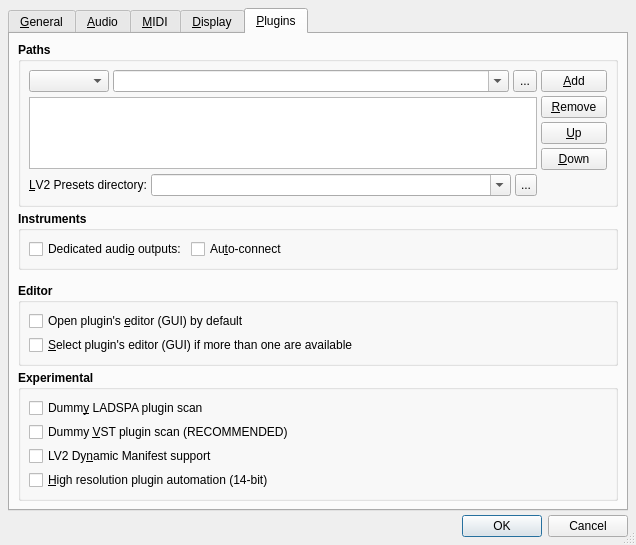
Above: src/qtractorOptionsForm.ui from rncbc/qtractor before the change. Below: the same form after it.
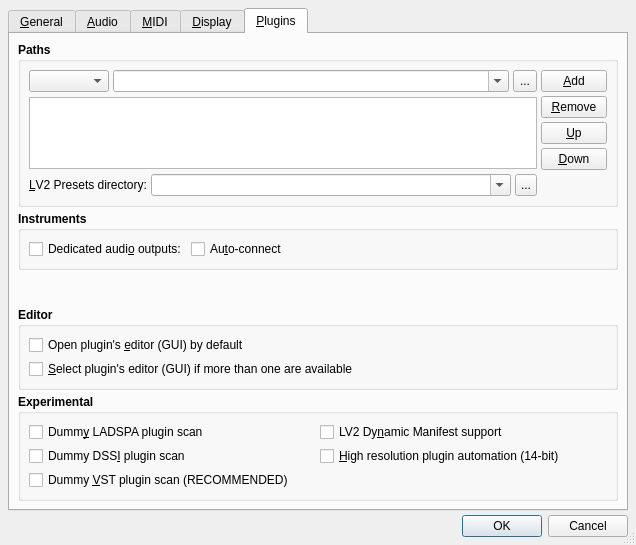
That is the form after the change. The open tabs and pages were chosen to show the change. Icons and pictures are not drawn. Custom widgets are drawn as their Qt base class.

Commit message: - Out-of-process (aka. dummy) LADSPA, DSSI plug-ins scanning   are now in place and cached for persistency. (EXPERIMENTAL)

```diff
--- a/src/qtractorOptionsForm.ui
+++ b/src/qtractorOptionsForm.ui
@@ -3608,7 +3608,7 @@
           <property name="spacing">
            <number>4</number>
           </property>
-          <item row="0" column="0" colspan="3">
+          <item row="0" column="0">
            <widget class="QCheckBox" name="DummyLadspaScanCheckBox">
             <property name="font">
              <font>
@@ -3624,7 +3624,23 @@
             </property>
            </widget>
           </item>
-          <item row="1" column="0" colspan="3">
+          <item row="1" column="0">
+           <widget class="QCheckBox" name="DummyDssiScanCheckBox">
+            <property name="font">
+             <font>
+              <weight>50</weight>
+              <bold>false</bold>
+             </font>
+            </property>
+            <property name="toolTip">
+             <string>Whether to use out-of-process scanning for DSSI plugins</string>
+            </property>
+            <property name="text">
+             <string>Dummy DSS&amp;I plugin scan</string>
+            </property>
+           </widget>
+          </item>
+          <item row="2" column="0">
            <widget class="QCheckBox" name="DummyVstScanCheckBox">
             <property name="font">
              <font>
@@ -3640,7 +3656,7 @@
             </property>
            </widget>
           </item>
-          <item row="2" column="0" colspan="3">
+          <item row="0" column="2">
            <widget class="QCheckBox" name="Lv2DynManifestCheckBox">
             <property name="font">
              <font>
@@ -3656,7 +3672,7 @@
             </property>
            </widget>
           </item>
-          <item row="3" column="0" colspan="3">
+          <item row="1" column="2">
            <widget class="QCheckBox" name="SaveCurve14bitCheckBox">
             <property name="font">
              <font>
```
Left out of the diff: 5 changed lines with no effect on the pictures. The commit also changes 22 other files.
